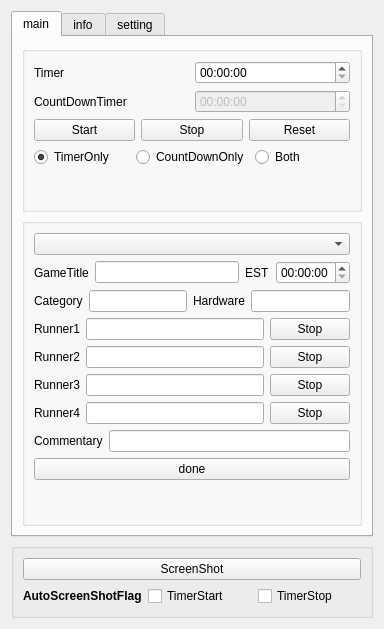
This is src/RTAPluginDock.ui in oimobatake/RTA-Support-Plugins as Qt 5 draws it before an edit. The edited form follows.
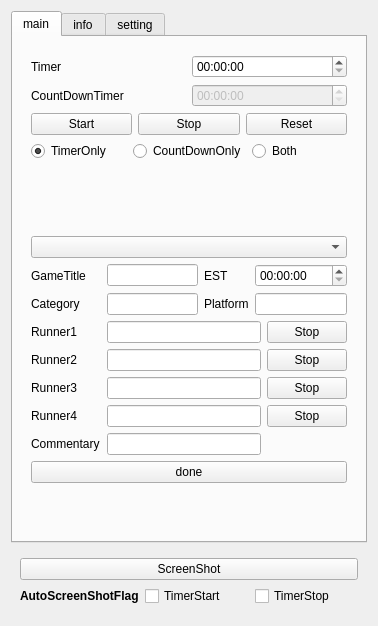
This is the edited form.

Commit message: ・アイコンを個別で設定できるように調整 ・文字のアウトライン対応 ・タイマーストップカラーを保存するように修正 ・細かいバグを修正

Patch:
```diff
--- a/src/RTAPluginDock.ui
+++ b/src/RTAPluginDock.ui
@@ -6,8 +6,8 @@
    <rect>
     <x>0</x>
     <y>0</y>
-    <width>357</width>
-    <height>629</height>
+    <width>375</width>
+    <height>626</height>
    </rect>
   </property>
   <property name="windowTitle">
@@ -25,10 +25,7 @@
       </attribute>
       <layout class="QVBoxLayout" name="verticalLayout_4">
        <item>
-        <widget class="QGroupBox" name="groupBox_3">
-         <property name="title">
-          <string/>
-         </property>
+        <widget class="QFrame" name="frame_3">
          <layout class="QVBoxLayout" name="verticalLayout_6">
           <item>
            <layout class="QHBoxLayout" name="horizontalLayout_7">
@@ -178,176 +175,204 @@
         </widget>
        </item>
        <item>
-        <widget class="QGroupBox" name="groupBox">
-         <property name="title">
-          <string/>
-         </property>
+        <widget class="QFrame" name="frame">
          <layout class="QVBoxLayout" name="verticalLayout_7">
           <item>
            <widget class="QComboBox" name="gameSelectBox"/>
           </item>
           <item>
-           <layout class="QHBoxLayout" name="horizontalLayout_23">
-            <item>
-             <layout class="QHBoxLayout" name="horizontalLayout_9">
-              <item>
-               <widget class="QLabel" name="GameTitleLabel">
-                <property name="text">
-                 <string>GameTitle</string>
-                </property>
-               </widget>
-              </item>
-              <item>
-               <widget class="QLineEdit" name="GameTitleText"/>
-              </item>
-             </layout>
+           <layout class="QGridLayout" name="gridLayout">
+            <item row="0" column="1">
+             <widget class="QLineEdit" name="GameTitleText">
+              <property name="minimumSize">
+               <size>
+                <width>0</width>
+                <height>0</height>
+               </size>
+              </property>
+              <property name="maximumSize">
+               <size>
+                <width>150</width>
+                <height>16777215</height>
+               </size>
+              </property>
+             </widget>
             </item>
-            <item>
-             <layout class="QHBoxLayout" name="horizontalLayout_8">
-              <item>
-               <widget class="QLabel" name="ESTLabel">
-                <property name="text">
-                 <string>EST</string>
-                </property>
-               </widget>
-              </item>
-              <item>
-               <widget class="QTimeEdit" name="EstimateTime">
-                <property name="displayFormat">
-                 <string>HH:mm:ss</string>
-                </property>
-               </widget>
-              </item>
-             </layout>
+            <item row="1" column="2" colspan="3">
+             <widget class="QLabel" name="CategoryLabel_2">
+              <property name="text">
+               <string>Platform</string>
+              </property>
+             </widget>
             </item>
-           </layout>
-          </item>
-          <item>
-           <layout class="QHBoxLayout" name="horizontalLayout_22">
-            <item>
-             <layout class="QHBoxLayout" name="horizontalLayout_14">
-              <item>
-               <widget class="QLabel" name="CategoryLabel">
-                <property name="text">
-                 <string>Category</string>
-                </property>
-               </widget>
-              </item>
-              <item>
-               <widget class="QLineEdit" name="CategoryText"/>
-              </item>
-             </layout>
+            <item row="0" column="2" colspan="3">
+             <widget class="QLabel" name="ESTLabel">
+              <property name="maximumSize">
+               <size>
+                <width>16777213</width>
+                <height>16777215</height>
+               </size>
+              </property>
+              <property name="text">
+               <string>EST</string>
+              </property>
+             </widget>
             </item>
-            <item>
-             <layout class="QHBoxLayout" name="horizontalLayout_15">
-              <item>
-               <widget class="QLabel" name="CategoryLabel_2">
-                <property name="text">
-                 <string>Hardware</string>
-                </property>
-               </widget>
-              </item>
-              <item>
-               <widget class="QLineEdit" name="HardwareText"/>
-              </item>
-             </layout>
+            <item row="0" column="0">
+             <widget class="QLabel" name="GameTitleLabel">
+              <property name="minimumSize">
+               <size>
+                <width>70</width>
+                <height>0</height>
+               </size>
+              </property>
+              <property name="text">
+               <string>GameTitle</string>
+              </property>
+             </widget>
             </item>
+            <item row="1" column="5">
+             <widget class="QLineEdit" name="HardwareText"/>
+            </item>
+            <item row="0" column="5">
+             <widget class="QTimeEdit" name="EstimateTime">
+              <property name="minimumSize">
+               <size>
+                <width>0</width>
+                <height>0</height>
+               </size>
+              </property>
+              <property name="displayFormat">
+               <string>HH:mm:ss</string>
+              </property>
+             </widget>
+            </item>
+            <item row="1" column="0">
+             <widget class="QLabel" name="CategoryLabel">
+              <property name="minimumSize">
+               <size>
+                <width>70</width>
+                <height>0</height>
+               </size>
+              </property>
+              <property name="text">
+               <string>Category</string>
+              </property>
+             </widget>
+            </item>
+            <item row="1" column="1">
+             <widget class="QLineEdit" name="CategoryText"/>
+            </item>
            </layout>
           </item>
           <item>
-           <layout class="QHBoxLayout" name="horizontalLayout_2">
-            <item>
+           <layout class="QGridLayout" name="gridLayout_3">
+            <item row="0" column="0">
              <widget class="QLabel" name="label">
+              <property name="minimumSize">
+               <size>
+                <width>70</width>
+                <height>0</height>
+               </size>
+              </property>
               <property name="text">
                <string>Runner1</string>
               </property>
              </widget>
             </item>
-            <item>
+            <item row="0" column="1">
              <widget class="QLineEdit" name="RunnerText_1"/>
             </item>
-            <item>
+            <item row="0" column="2">
              <widget class="QPushButton" name="timerStopButton_P1">
               <property name="text">
                <string>Stop</string>
               </property>
              </widget>
             </item>
-           </layout>
-          </item>
-          <item>
-           <layout class="QHBoxLayout" name="horizontalLayout_3">
-            <item>
+            <item row="1" column="0">
              <widget class="QLabel" name="label_8">
+              <property name="minimumSize">
+               <size>
+                <width>70</width>
+                <height>0</height>
+               </size>
+              </property>
               <property name="text">
                <string>Runner2</string>
               </property>
              </widget>
             </item>
-            <item>
+            <item row="1" column="1">
              <widget class="QLineEdit" name="RunnerText_2"/>
             </item>
-            <item>
+            <item row="1" column="2">
              <widget class="QPushButton" name="timerStopButton_P2">
               <property name="text">
                <string>Stop</string>
               </property>
              </widget>
             </item>
-           </layout>
-          </item>
-          <item>
-           <layout class="QHBoxLayout" name="horizontalLayout_4">
-            <item>
+            <item row="2" column="0">
              <widget class="QLabel" name="label_9">
+              <property name="minimumSize">
+               <size>
+                <width>70</width>
+                <height>0</height>
+               </size>
+              </property>
               <property name="text">
                <string>Runner3</string>
               </property>
              </widget>
             </item>
-            <item>
+            <item row="2" column="1">
              <widget class="QLineEdit" name="RunnerText_3"/>
             </item>
-            <item>
+            <item row="2" column="2">
              <widget class="QPushButton" name="timerStopButton_P3">
               <property name="text">
                <string>Stop</string>
               </property>
              </widget>
             </item>
-           </layout>
-          </item>
-          <item>
-           <layout class="QHBoxLayout" name="horizontalLayout_5">
-            <item>
+            <item row="3" column="0">
              <widget class="QLabel" name="label_10">
+              <property name="minimumSize">
+               <size>
+                <width>70</width>
+                <height>0</height>
+               </size>
+              </property>
               <property name="text">
                <string>Runner4</string>
               </property>
              </widget>
             </item>
-            <item>
+            <item row="3" column="1">
              <widget class="QLineEdit" name="RunnerText_4"/>
             </item>
-            <item>
+            <item row="3" column="2">
              <widget class="QPushButton" name="timerStopButton_P4">
               <property name="text">
                <string>Stop</string>
               </property>
              </widget>
             </item>
-           </layout>
-          </item>
-          <item>
-           <layout class="QHBoxLayout" name="horizontalLayout_20">
-            <item>
+            <item row="4" column="0">
              <widget class="QLabel" name="label_4">
+              <property name="minimumSize">
+               <size>
+                <width>70</width>
+                <height>0</height>
+               </size>
+              </property>
               <property name="text">
                <string>Commentary</string>
               </property>
              </widget>
             </item>
-            <item>
+            <item row="4" column="1">
              <widget class="QLineEdit" name="CommentaryText"/>
             </item>
            </layout>
@@ -383,10 +408,7 @@
       </attribute>
       <layout class="QVBoxLayout" name="verticalLayout_5">
        <item>
-        <widget class="QGroupBox" name="groupBox_2">
-         <property name="title">
-          <string/>
-         </property>
+        <widget class="QFrame" name="frame_2">
          <layout class="QVBoxLayout" name="verticalLayout">
           <item>
            <layout class="QHBoxLayout" name="horizontalLayout_10">
@@ -472,7 +494,7 @@
             <item>
              <widget class="QLabel" name="FormatCategory_2">
               <property name="text">
-               <string>Hardware</string>
+               <string>Platform</string>
               </property>
              </widget>
             </item>
@@ -512,24 +534,8 @@
       </attribute>
       <layout class="QVBoxLayout" name="verticalLayout_8">
        <item>
-        <widget class="QGroupBox" name="groupBox_5">
-         <property name="title">
-          <string/>
-         </property>
+        <widget class="QFrame" name="frame_5">
          <layout class="QVBoxLayout" name="verticalLayout_9">
-          <item>
-           <widget class="QLabel" name="label_6">
-            <property name="font">
-             <font/>
-            </property>
-            <property name="text">
-             <string>TextFomtSetting</string>
-            </property>
-            <property name="alignment">
-             <set>Qt::AlignmentFlag::AlignCenter</set>
-            </property>
-           </widget>
-          </item>
           <item>
            <layout class="QGridLayout" name="gridLayout_7">
             <property name="leftMargin">
@@ -575,7 +581,7 @@
                </size>
               </property>
               <property name="text">
-               <string>FontSetting</string>
+               <string>TextFont</string>
               </property>
              </widget>
             </item>
@@ -588,7 +594,7 @@
                </size>
               </property>
               <property name="text">
-               <string>ColorSetting</string>
+               <string>TextColor</string>
               </property>
              </widget>
             </item>
@@ -635,11 +641,7 @@
              </widget>
             </item>
             <item>
-             <widget class="QSpinBox" name="outlineSize">
-              <property name="maximum">
-               <number>20</number>
-              </property>
-             </widget>
+             <widget class="QSpinBox" name="outlineSize"/>
             </item>
             <item>
              <widget class="QPushButton" name="outlineColorButton">
@@ -674,6 +676,45 @@
             </item>
            </layout>
           </item>
+          <item>
+           <layout class="QGridLayout" name="gridLayout_4">
+            <item row="0" column="0">
+             <widget class="QCheckBox" name="showRunner1IconCheckBox">
+              <property name="text">
+               <string>Runner1_Icon</string>
+              </property>
+             </widget>
+            </item>
+            <item row="0" column="1">
+             <widget class="QCheckBox" name="showRunner2IconCheckBox">
+              <property name="text">
+               <string>Runner2_Icon</string>
+              </property>
+             </widget>
+            </item>
+            <item row="0" column="2" colspan="2">
+             <widget class="QCheckBox" name="showRunner3IconCheckBox">
+              <property name="text">
+               <string>Runner3_Icon</string>
+              </property>
+             </widget>
+            </item>
+            <item row="1" column="0">
+             <widget class="QCheckBox" name="showRunner4IconCheckBox">
+              <property name="text">
+               <string>Runner4_Icon</string>
+              </property>
+             </widget>
+            </item>
+            <item row="1" column="1" colspan="2">
+             <widget class="QCheckBox" name="showCommentaryIconCheckBox">
+              <property name="text">
+               <string>Commentary_Icon</string>
+              </property>
+             </widget>
+            </item>
+           </layout>
+          </item>
           <item>
            <layout class="QGridLayout" name="gridLayout_19">
             <property name="leftMargin">
@@ -716,13 +757,10 @@
     </widget>
    </item>
    <item>
-    <widget class="QGroupBox" name="groupBox_4">
-     <property name="title">
-      <string/>
-     </property>
+    <widget class="QFrame" name="frame_4">
      <layout class="QVBoxLayout" name="verticalLayout_3">
       <item>
-       <widget class="QPushButton" name="pushButton">
+       <widget class="QPushButton" name="ScreenShotBtn">
         <property name="text">
          <string>ScreenShot</string>
         </property>
@@ -743,14 +781,14 @@
          </widget>
         </item>
         <item>
-         <widget class="QCheckBox" name="checkBox">
+         <widget class="QCheckBox" name="TimerStartScreenShotCheck">
           <property name="text">
            <string>TimerStart</string>
           </property>
          </widget>
         </item>
         <item>
-         <widget class="QCheckBox" name="checkBox_2">
+         <widget class="QCheckBox" name="TimerStopScreenShotCheck">
           <property name="text">
            <string>TimerStop</string>
           </property>
```
The commit also changes 2 other files.
